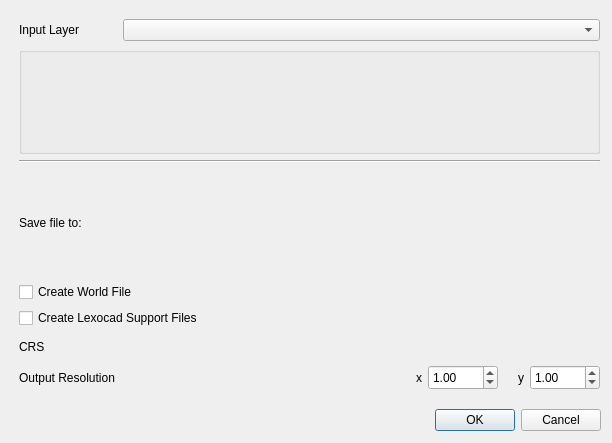
geometalab/qgis-raster-cutter, file raster_cutter_dialog_base.ui: the form before one commit.
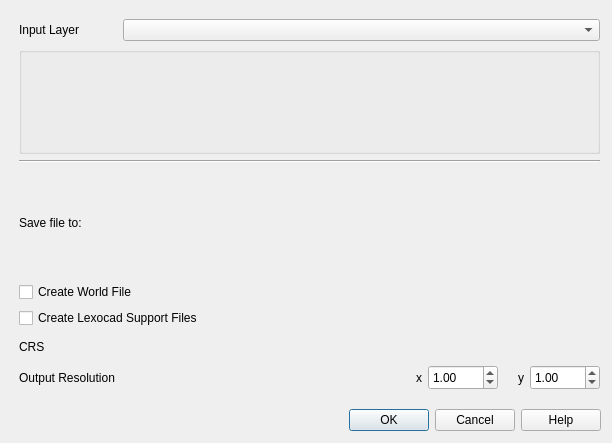
The form after the commit. Custom widgets are drawn as their Qt base class.

Commit message: renamed all components, created tooltips.py to handle tooltips assignment, updated pb_tool.cfg to also deploy this new file, added help button

Patch:
```diff
--- a/raster_cutter_dialog_base.ui
+++ b/raster_cutter_dialog_base.ui
@@ -29,7 +29,7 @@
     <enum>Qt::Horizontal</enum>
    </property>
    <property name="standardButtons">
-    <set>QDialogButtonBox::Cancel|QDialogButtonBox::Ok</set>
+    <set>QDialogButtonBox::Cancel|QDialogButtonBox::Help|QDialogButtonBox::Ok</set>
    </property>
   </widget>
   <widget class="QWidget" name="verticalLayoutWidget">
```
Left out of the diff: 18 changed lines with no effect on the pictures. The commit also changes 3 other files.
